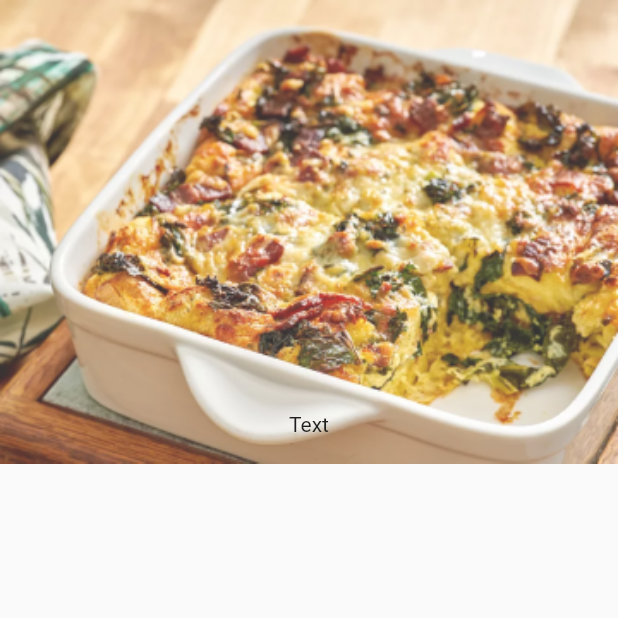
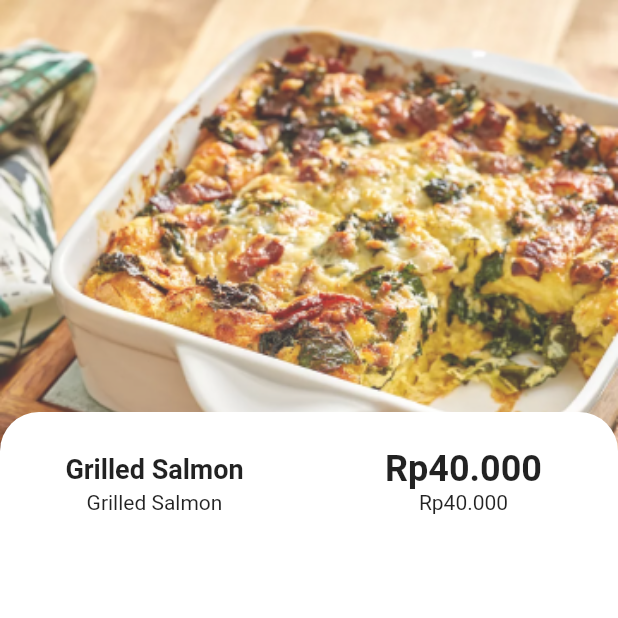
Before and after one commit to JuJu222/MealKitFlutter, a Flutter app: the screen it shows after launch, on a phone screen of 412 x 824 dp, the top half of it. Run offline on Flutter 3.47's test engine with Material 2 defaults, Android fonts, the phone set to English and light mode, and no system bars; our stand-ins replace email_validator, google_fonts.

Commit message:
text okeydokey

```diff
--- a/lib/main.dart
+++ b/lib/main.dart
@@ -16,7 +16,8 @@ class MyApp extends StatelessWidget {
   // This widget is the root of your application.
   @override
   Widget build(BuildContext context) {
-    return MaterialApp(debugShowCheckedModeBanner: false, home: DetailMenuPage()
+    return MaterialApp(
+        debugShowCheckedModeBanner: false, home: InformasiResepPage()
         // title: 'MealKit',
         // theme: ThemeData(
 
--- a/lib/views/Detail_Menu.dart
+++ /dev/null
@@ -1,40 +0,0 @@
-part of 'pages.dart';
-
-class DetailMenuPage extends StatefulWidget {
-  static const routeName = "/DetailMenuPage";
-  const DetailMenuPage({super.key});
-
-  @override
-  State<DetailMenuPage> createState() => _DetailMenuPageState();
-}
-
-class _DetailMenuPageState extends State<DetailMenuPage> {
-  @override
-  Widget build(BuildContext context) {
-    return Scaffold(
-        body: Stack(
-      children: [
-        Column(children: [
-          Flexible(
-              flex: 3,
-              child: Container(
-                  decoration: BoxDecoration(
-                      image: DecorationImage(
-                fit: BoxFit.cover,
-                colorFilter: ColorFilter.mode(
-                    Colors.black.withOpacity(0.8), BlendMode.dstATop),
-                image: AssetImage('assets/images/detail_bg.png'),
-              )))),
-          //kosong
-          Flexible(flex: 5, child: Container())
-        ]),
-        Column(children: [
-          //kosong
-          Flexible(flex: 3, child: Container()),
-          //card
-          Flexible(flex: 6, child: Container(child: Text("Text")))
-        ]),
-      ],
-    ));
-  }
-}
--- /dev/null
+++ b/lib/views/Informasi_Resep.dart
@@ -0,0 +1,73 @@
+part of 'pages.dart';
+
+class InformasiResepPage extends StatefulWidget {
+  static const routeName = "/InformasiResepPage";
+  const InformasiResepPage({super.key});
+
+  @override
+  State<InformasiResepPage> createState() => _InformasiResepPageState();
+}
+
+class _InformasiResepPageState extends State<InformasiResepPage> {
+  @override
+  Widget build(BuildContext context) {
+    return Scaffold(
+        body: Stack(
+      children: [
+        Column(children: [
+          Flexible(
+              flex: 3,
+              child: Container(
+                  decoration: BoxDecoration(
+                      image: DecorationImage(
+                fit: BoxFit.cover,
+                colorFilter: ColorFilter.mode(
+                    Colors.black.withOpacity(0.8), BlendMode.dstATop),
+                image: AssetImage('assets/images/detail_bg.png'),
+              )))),
+          //kosong
+          Flexible(flex: 5, child: Container())
+        ]),
+        Column(children: [
+          //kosong
+          Flexible(flex: 3, child: Container()),
+          //card
+          Flexible(
+              flex: 6,
+              child: Container(
+                  width: double.infinity,
+                  height: double.infinity,
+                  decoration: BoxDecoration(
+                      borderRadius: BorderRadius.all(Radius.circular(26)),
+                      color: Colors.white,
+                      shape: BoxShape.rectangle),
+                  padding: EdgeInsets.only(top: 24),
+                  child: Column(children: [
+                    Row(children: [
+                      Flexible(
+                          flex: 2,
+                          child: Center(
+                              child: Text("Grilled Salmon",
+                                  style: TextStyle(
+                                      fontSize: 18,
+                                      fontWeight: FontWeight.bold)))),
+                      Flexible(
+                          flex: 2,
+                          child: Center(
+                              child: Text("Rp40.000",
+                                  style: TextStyle(
+                                      fontSize: 24,
+                                      fontWeight: FontWeight.bold)))),
+                    ]),
+                    Row(children: [
+                      Flexible(
+                          flex: 2,
+                          child: Center(child: Text("Grilled Salmon"))),
+                      Flexible(flex: 2, child: Center(child: Text("Rp40.000"))),
+                    ]),
+                  ])))
+        ]),
+      ],
+    ));
+  }
+}
--- a/lib/views/pages.dart
+++ b/lib/views/pages.dart
@@ -19,4 +19,4 @@ part '../utils/style.dart';
 part 'Register_Page.dart';
 part 'Preferensi_Page.dart';
 part 'Informasi_Pengiriman.dart';
-part 'Detail_Menu.dart';
+part 'Informasi_Resep.dart';
```
Also changed, not shown: assets/images/square-icon.png (added).
